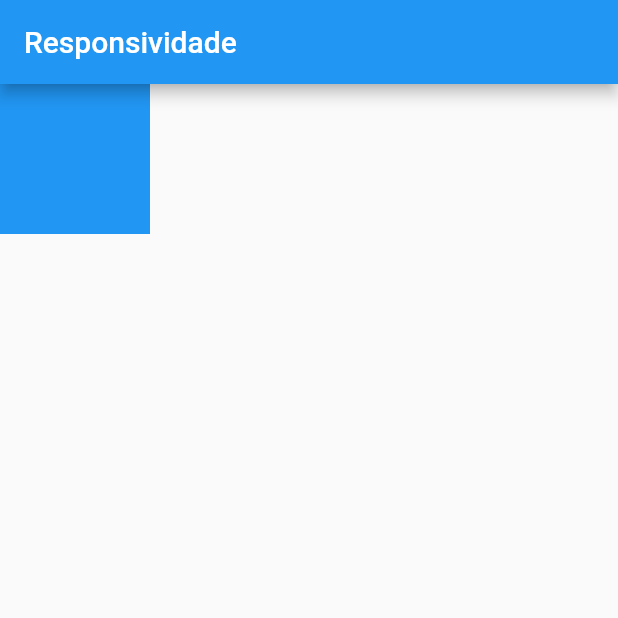
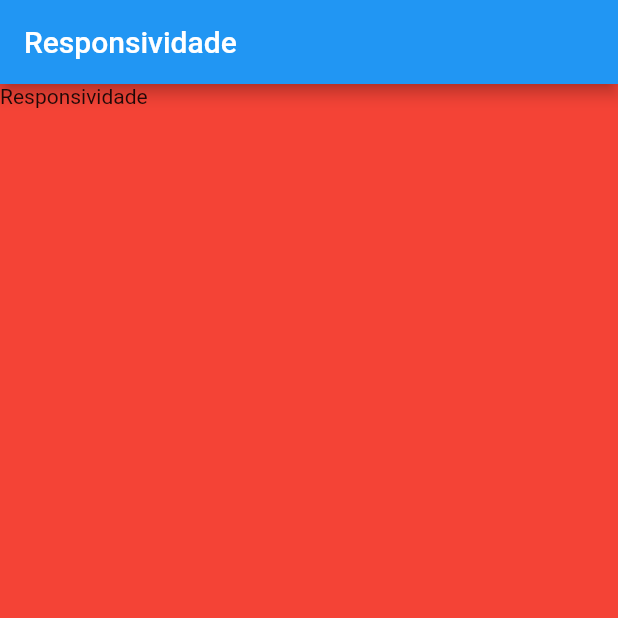
Before and after one commit to SandroRF1973/flutter_web_aula, a Flutter app: the screen it shows after launch, on a phone screen of 412 x 824 dp, the top half of it. Run offline on Flutter 3.47's test engine with Material 2 defaults, Android fonts, the phone set to English and light mode, and no system bars.

Commit message:
Aula - 300

```diff
--- a/lib/responsividade_media_query.dart
+++ b/lib/responsividade_media_query.dart
@@ -11,6 +11,11 @@ class ResponsividadeMediaQuery extends StatefulWidget {
 class _ResponsividadeMediaQueryState extends State<ResponsividadeMediaQuery> {
   @override
   Widget build(BuildContext context) {
+    var largura = MediaQuery.of(context).size.width;
+    var altura = MediaQuery.of(context).size.height;
+    var alturaBarraStatus = MediaQuery.of(context).padding.top;
+    var alturaAppBar = AppBar().preferredSize.height;
+
     return Scaffold(
       appBar: AppBar(
         title: const Text("Responsividade"),
@@ -18,9 +23,10 @@ class _ResponsividadeMediaQueryState extends State<ResponsividadeMediaQuery> {
       body: Column(
         children: [
           Container(
-            width: 100,
-            height: 100,
-            color: Colors.blue,
+            width: largura,
+            height: altura - alturaAppBar - alturaBarraStatus,
+            color: Colors.red,
+            child: const Text("Responsividade"),
           )
         ],
       ),
```
